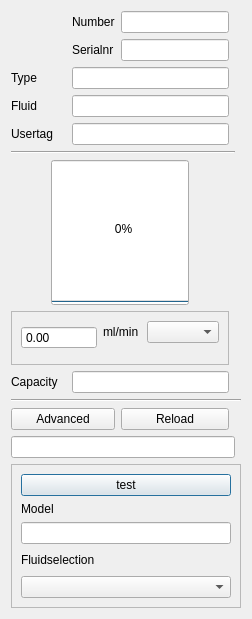
ArJKloek/FlowControl, file ui/flowchannel_meter.ui: the form before one commit.
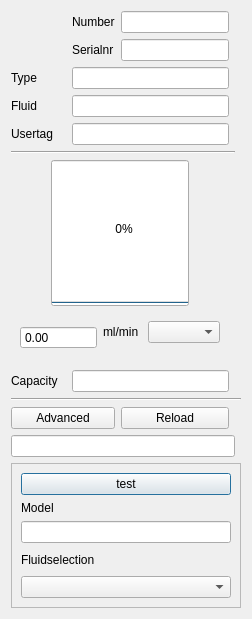
The form after the commit.

Patch:
```diff
--- a/ui/flowchannel_meter.ui
+++ b/ui/flowchannel_meter.ui
@@ -274,14 +274,14 @@
     <widget class="QFrame" name="frame">
      <property name="font">
       <font>
-       <kerning>false</kerning>
+       <kerning>true</kerning>
       </font>
      </property>
      <property name="frameShape">
-      <enum>QFrame::StyledPanel</enum>
+      <enum>QFrame::NoFrame</enum>
      </property>
      <property name="frameShadow">
-      <enum>QFrame::Raised</enum>
+      <enum>QFrame::Plain</enum>
      </property>
      <layout class="QGridLayout" name="gridLayout_7">
       <item row="0" column="3">
```
